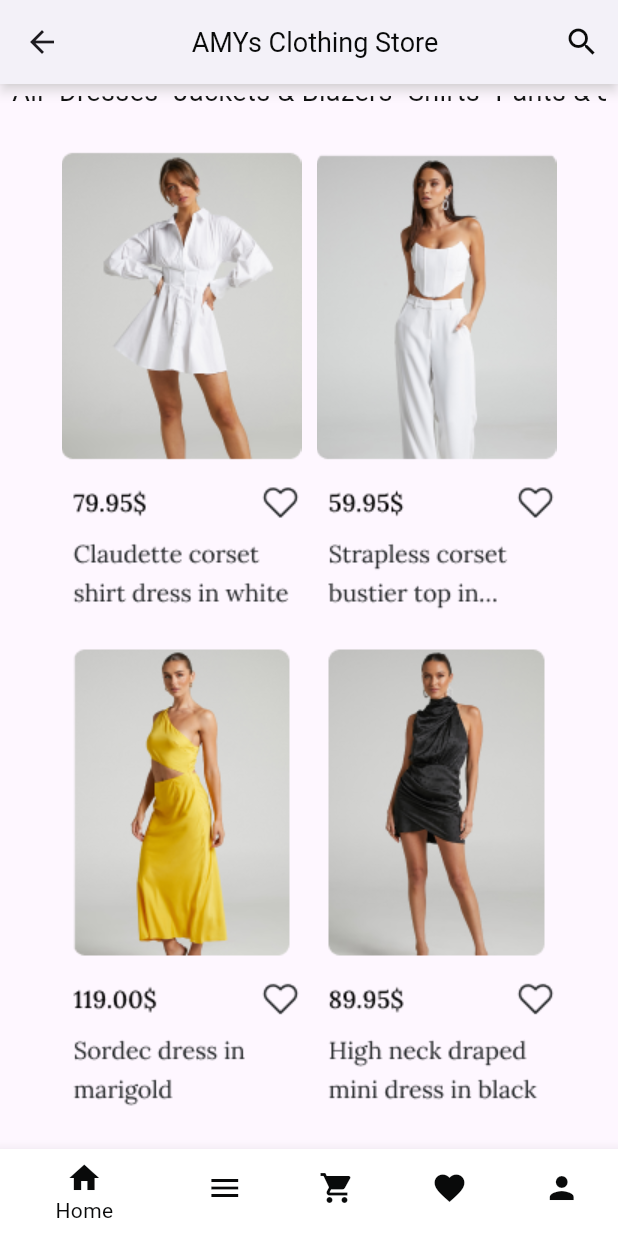
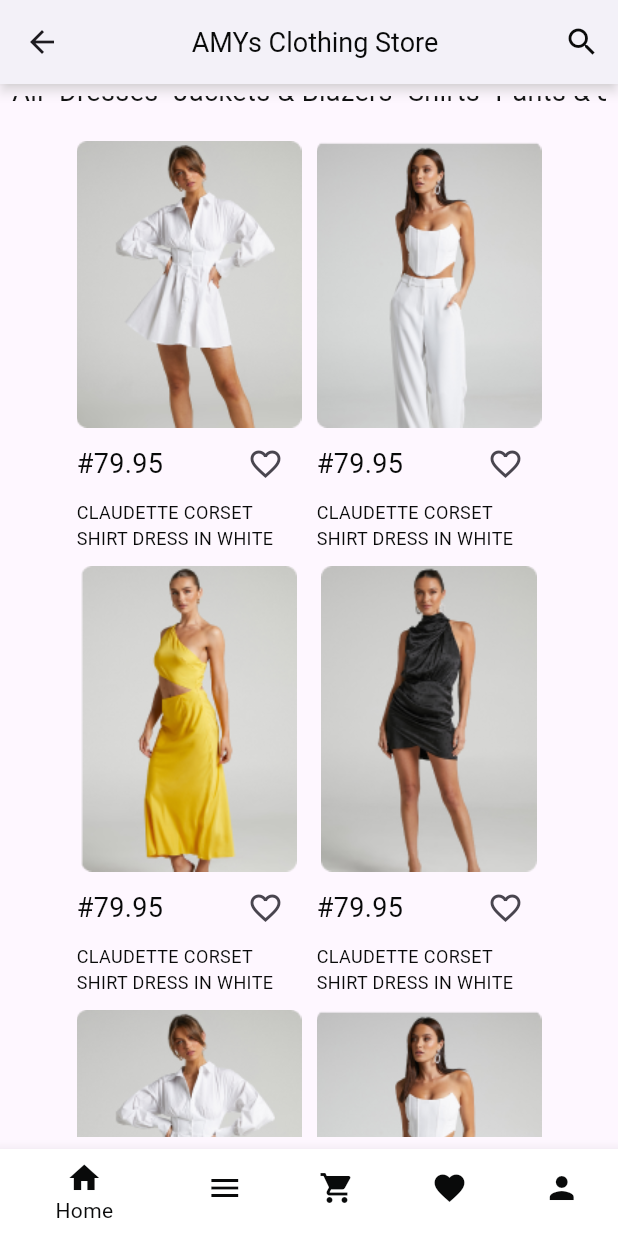
Before and after one commit to raji2004/sen331_project, a Flutter app: the BottomNavBar screen opened directly, scrolled down 576 dp, on a phone screen of 412 x 824 dp. Run offline on Flutter 3.47's test engine with Material 3 defaults, Android fonts, the phone set to English and light mode, and no system bars; our stand-ins replace pin_code_fields; Roboto replaces fonts that are missing (Satoshi).

Commit message:
Add cloth options and images

```diff
--- a/lib/main.dart
+++ b/lib/main.dart
@@ -13,7 +13,7 @@ class MainApp extends StatelessWidget {
   @override
   Widget build(BuildContext context) {
     return const MaterialApp(
-      home: RegistrationPage(),
+      home: BottomNavBar(),
       debugShowCheckedModeBanner: false,
     );
   }
--- a/lib/pages/cart_page.dart
+++ b/lib/pages/cart_page.dart
@@ -6,6 +6,8 @@ import './checkout_page.dart';
 
 class Cart extends StatelessWidget {
   const Cart({super.key});
+
+
   @override
   Widget build(BuildContext context) {
     return Scaffold(
--- a/lib/pages/home_page.dart
+++ b/lib/pages/home_page.dart
@@ -38,15 +38,16 @@ class Home extends StatelessWidget {
                 padding: EdgeInsets.symmetric(horizontal: 20.0),
                 child: Wrap(
                   spacing: 10,
-                  runSpacing: 1,
+                  runSpacing: 10,
                   children: [
-                    Image(image: AssetImage('assets/img/sold.png')),
-                    Image(image: AssetImage('assets/img/sold1.png')),
-                    Image(image: AssetImage('assets/img/sold3.png')),
-                    Image(image: AssetImage('assets/img/sold4.png')),
-                    Image(image: AssetImage('assets/img/sold1.png')),
-                    Image(image: AssetImage('assets/img/sold.png')),
-                    Image(image: AssetImage('assets/img/sold.png')),
+                    ClothOptions(img: 'assets/img/pic1.png'),
+                    ClothOptions(img: 'assets/img/pic2.png'),
+                    ClothOptions(img: 'assets/img/pic3.png'),
+                    ClothOptions(img: 'assets/img/pic4.png'),
+                    ClothOptions(img: 'assets/img/pic1.png'),
+                    ClothOptions(img: 'assets/img/pic2.png'),
+                    ClothOptions(img: 'assets/img/pic3.png'),
+                    ClothOptions(img: 'assets/img/pic4.png'),
                   ],
                 ),
               ),
--- /dev/null
+++ b/lib/widget/cloth_options.dart
@@ -0,0 +1,52 @@
+import 'package:flutter/material.dart';
+import 'package:sen331_project/widget/widget.dart';
+import '../utils/utils.dart';
+
+class ClothOptions extends StatefulWidget {
+  final String img;
+  final double price;
+  final String name;
+  const ClothOptions({
+    super.key,
+    this.img = 'assets/img/sold.png',
+    this.price = 79.95,
+    this.name = 'CLAUDETTE CORSET SHIRT DRESS IN WHITE',
+  });
+
+  @override
+  State<ClothOptions> createState() => _ClothOptionsState();
+}
+
+class _ClothOptionsState extends State<ClothOptions> {
+  bool isFavorite = false;
+  @override
+  Widget build(BuildContext context) {
+    return SizedBox(
+      width: 150,
+      child: Column(
+        mainAxisAlignment: MainAxisAlignment.center,
+        children: [
+          Image(image: AssetImage(widget.img)),
+          Row(
+            mainAxisAlignment: MainAxisAlignment.spaceBetween,
+            children: [
+              MyText('#${widget.price}'),
+              IconButton(
+                onPressed: () {
+                  setState(() {
+                    isFavorite = !isFavorite;
+                  });
+                },
+                icon: Icon(
+                  isFavorite ? Icons.favorite : Icons.favorite_border_outlined,
+                  color: isFavorite ? AppColors.red : null,
+                ),
+              ),
+            ],
+          ),
+          MyText(widget.name, fontSize: 12)
+        ],
+      ),
+    );
+  }
+}
--- a/lib/widget/widget.dart
+++ b/lib/widget/widget.dart
@@ -8,3 +8,4 @@ export './pin_code_bar.dart';
 export './bottom_nav_bar.dart';
 export './heading.dart';
 export './catalog_options.dart';
+export './cloth_options.dart';
--- a/pubspec.yaml
+++ b/pubspec.yaml
@@ -10,6 +10,7 @@ dependencies:
   flutter:
     sdk: flutter
   pin_code_fields: ^8.0.1
+  shared_preferences: ^2.2.2
 
 dev_dependencies:
   flutter_test:
@@ -43,3 +44,7 @@ flutter:
     - assets/img/mastercard.png
     - assets/img/paypal.png
     - assets/img/creditcard.png
+    - assets/img/pic1.png
+    - assets/img/pic2.png
+    - assets/img/pic3.png
+    - assets/img/pic4.png
```
Also changed, not shown: assets/img/pic1.png (added), assets/img/pic2.png (added), assets/img/pic3.png (added), assets/img/pic4.png (added), pubspec.lock, 1 other file.
